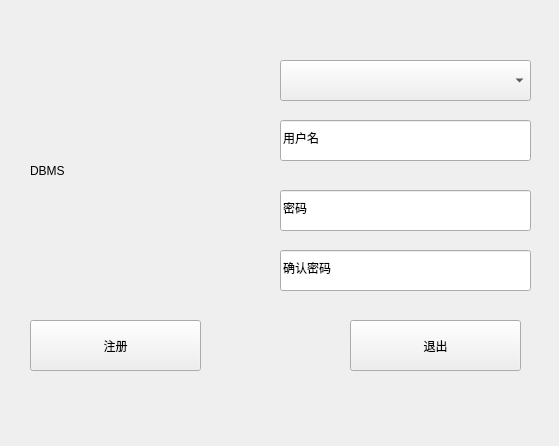
The window that registerw.ui (jy-080610/DBMS) describes before a commit, drawn with Qt 5.
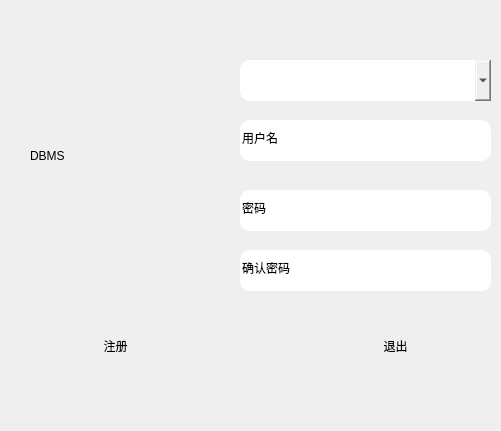
The same window after the commit. Icons and pictures are not drawn.

The edit to the form file:
```diff
--- a/registerw.ui
+++ b/registerw.ui
@@ -6,8 +6,8 @@
    <rect>
     <x>0</x>
     <y>0</y>
-    <width>559</width>
-    <height>446</height>
+    <width>501</width>
+    <height>431</height>
    </rect>
   </property>
   <property name="windowTitle">
@@ -19,12 +19,15 @@
   <widget class="QLabel" name="label">
    <property name="geometry">
     <rect>
-     <x>10</x>
+     <x>0</x>
      <y>0</y>
-     <width>411</width>
-     <height>351</height>
+     <width>501</width>
+     <height>431</height>
     </rect>
    </property>
+   <property name="styleSheet">
+    <string notr="true">background-image: url(:/picture/p3.jpg);</string>
+   </property>
    <property name="text">
     <string/>
    </property>
@@ -32,22 +35,42 @@
   <widget class="QComboBox" name="dbName">
    <property name="geometry">
     <rect>
-     <x>280</x>
+     <x>240</x>
      <y>60</y>
      <width>251</width>
      <height>41</height>
     </rect>
    </property>
+   <property name="styleSheet">
+    <string notr="true">QComboBox {
+  
+ background-image: url(:/picture/b5.jpg);
+ border-color: rgb(93, 171, 255);
+    border-radius: 10px;
+    border-style: outset;
+  
+    }</string>
+   </property>
   </widget>
   <widget class="QLineEdit" name="username">
    <property name="geometry">
     <rect>
-     <x>280</x>
+     <x>240</x>
      <y>120</y>
      <width>251</width>
      <height>41</height>
     </rect>
    </property>
+   <property name="styleSheet">
+    <string notr="true">QLineEdit {
+  
+ background-image: url(:/picture/b5.jpg);
+ border-color: rgb(93, 171, 255);
+    border-radius: 10px;
+    border-style: outset;
+  
+    }</string>
+   </property>
    <property name="text">
     <string>用户名</string>
    </property>
@@ -55,12 +78,22 @@
   <widget class="QLineEdit" name="psw1">
    <property name="geometry">
     <rect>
-     <x>280</x>
+     <x>240</x>
      <y>190</y>
      <width>251</width>
      <height>41</height>
     </rect>
    </property>
+   <property name="styleSheet">
+    <string notr="true">QLineEdit {
+  
+ background-image: url(:/picture/b5.jpg);
+ border-color: rgb(93, 171, 255);
+    border-radius: 10px;
+    border-style: outset;
+  
+    }</string>
+   </property>
    <property name="text">
     <string>密码</string>
    </property>
@@ -68,12 +101,22 @@
   <widget class="QLineEdit" name="psw2">
    <property name="geometry">
     <rect>
-     <x>280</x>
+     <x>240</x>
      <y>250</y>
      <width>251</width>
      <height>41</height>
     </rect>
    </property>
+   <property name="styleSheet">
+    <string notr="true">QLineEdit {
+  
+ background-image: url(:/picture/b5.jpg);
+ border-color: rgb(93, 171, 255);
+    border-radius: 10px;
+    border-style: outset;
+  
+    }</string>
+   </property>
    <property name="text">
     <string>确认密码</string>
    </property>
@@ -83,8 +126,8 @@
     <rect>
      <x>30</x>
      <y>60</y>
-     <width>241</width>
-     <height>221</height>
+     <width>201</width>
+     <height>191</height>
     </rect>
    </property>
    <property name="styleSheet">
@@ -103,6 +146,15 @@
      <height>51</height>
     </rect>
    </property>
+   <property name="styleSheet">
+    <string notr="true">QPushButton {
+  
+	border-color: rgb(93, 171, 255);
+    border-radius: 20px;
+    border-style: outset;
+   background-image: url(:/picture/p2.jpg);
+    }</string>
+   </property>
    <property name="text">
     <string>注册</string>
    </property>
@@ -110,12 +162,21 @@
   <widget class="QPushButton" name="quitButton">
    <property name="geometry">
     <rect>
-     <x>350</x>
+     <x>310</x>
      <y>320</y>
      <width>171</width>
      <height>51</height>
     </rect>
    </property>
+   <property name="styleSheet">
+    <string notr="true">QPushButton {
+  
+	border-color: rgb(93, 171, 255);
+    border-radius: 20px;
+    border-style: outset;
+   background-image: url(:/picture/p2.jpg);
+    }</string>
+   </property>
    <property name="text">
     <string>退出</string>
    </property>
```
Left out of the diff: 4 changed lines with no effect on the pictures.
